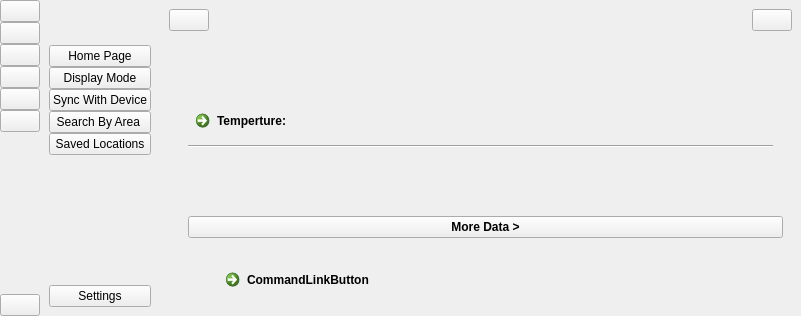
This is User Interface/WeatherApp.ui in sarscheps/Project---UI-Communications as Qt 5 draws it before an edit. The edited form follows.
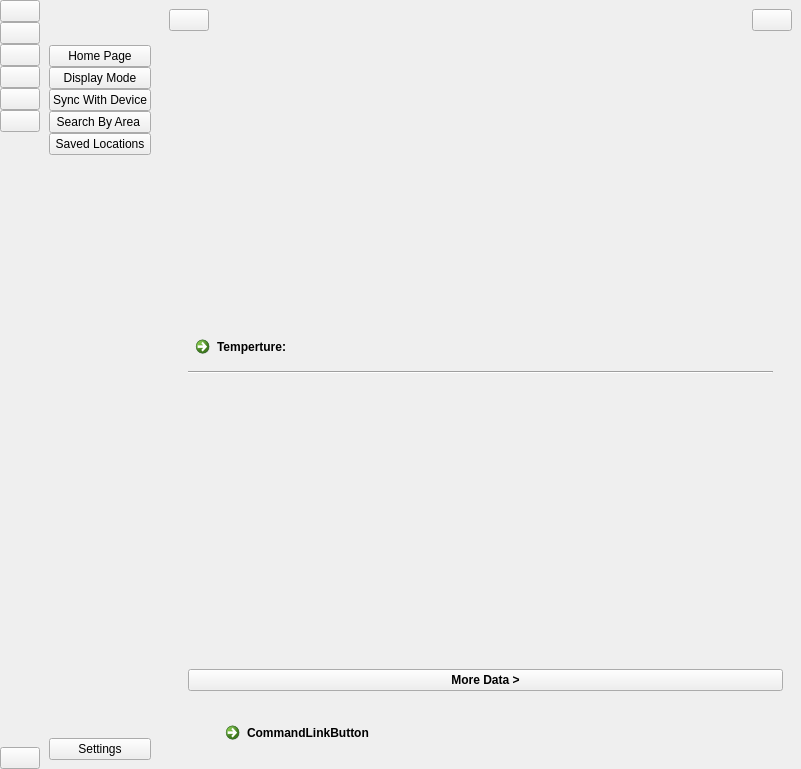
This is the edited form. Icons and pictures are not drawn. Custom widgets are drawn as their Qt base class.

Diff of the .ui file:
```diff
--- a/User Interface/WeatherApp.ui
+++ b/User Interface/WeatherApp.ui
@@ -7,7 +7,7 @@
     <x>0</x>
     <y>0</y>
     <width>801</width>
-    <height>316</height>
+    <height>769</height>
    </rect>
   </property>
   <property name="windowTitle">
```
Left out of the diff: 30 changed lines with no effect on the pictures.
